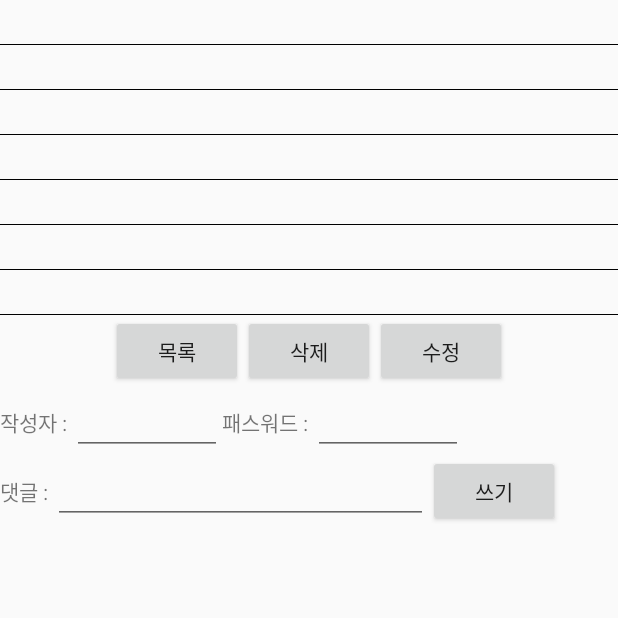
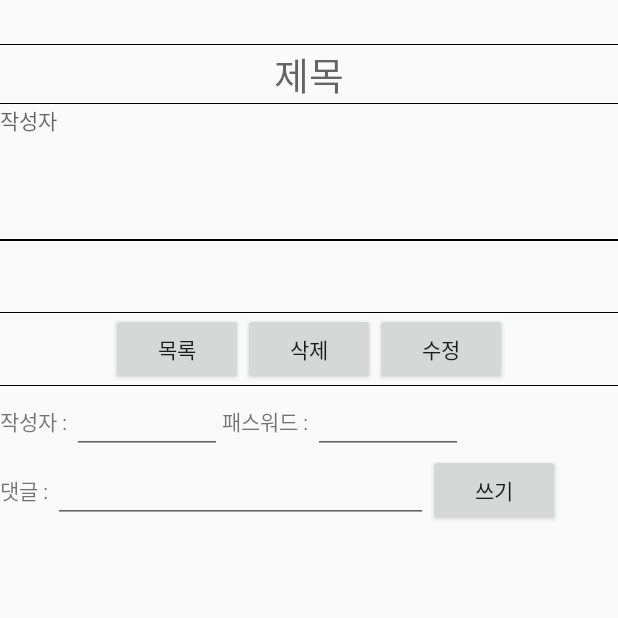
Before and after one commit to SHParks/KPJ, an Android app: the Views screen opened directly, with no data from a screen before it, on a phone screen of 412 x 824 dp, the top half of it. Run offline under Robolectric (Android 15) with nearby library versions, the phone set to English and light mode, and no system bars; our stand-ins replace ButterKnife; pictures from the network do not load.

Commit message:
QnA UI일부수정 ip뒷자리 별표시

```diff
--- a/app/src/main/java/kr/co/ac/ezen/kpj/team/Fragment/QnA/Adapter/Cmt_Adapter.java
+++ b/app/src/main/java/kr/co/ac/ezen/kpj/team/Fragment/QnA/Adapter/Cmt_Adapter.java
@@ -66,7 +66,10 @@ public class Cmt_Adapter extends BaseAdapter {
         final Board_Comment tmp = (Board_Comment) getItem(position);
         holder.cmt_name.setText(tmp.getCmt_name());
         holder.cmt_content.setText(tmp.getCmt_content());
-        holder.cmt_ip.setText(tmp.getCmt_ip());
+        String[] ipcut = tmp.getCmt_ip().split("\\.");
+        String cmt_moip = ipcut[0] +"." +ipcut[1]+".*.*";
+        holder.cmt_ip.setText(cmt_moip);
+//        holder.cmt_ip.setText(tmp.getCmt_ip());
         holder.cmt_del.setOnClickListener(new View.OnClickListener() {
             @Override
             public void onClick(View v) {
--- a/app/src/main/res/layout/activity_view.xml
+++ b/app/src/main/res/layout/activity_view.xml
@@ -19,8 +19,19 @@
                 android:id="@+id/item_id"
                 android:layout_marginBottom="10dp"
                 android:layout_width="wrap_content"
+                android:layout_height="wrap_content"/>
+
+            <View
+                android:background="#000000"
+                android:layout_width="match_parent"
+                android:layout_height="0.5dp"/>
+            <TextView
+                android:id="@+id/item_title"
+                android:hint="제목"
+                android:textSize="25dp"
+                android:layout_gravity="center_horizontal"
+                android:layout_width="wrap_content"
                 android:layout_height="wrap_content" />
-
             <View
                 android:background="#000000"
                 android:layout_width="match_parent"
@@ -28,48 +39,14 @@
             <TextView
                 android:id="@+id/item_name"
                 android:layout_marginBottom="10dp"
+                android:hint="작성자"
                 android:layout_width="wrap_content"
                 android:layout_height="wrap_content" />
-            <View
-                android:background="#000000"
-                android:layout_width="match_parent"
-                android:layout_height="0.5dp"/>
-            <TextView
-                android:id="@+id/item_title"
-                android:layout_marginBottom="10dp"
-                android:layout_width="wrap_content"
-                android:layout_height="wrap_content" />
-            <View
-                android:background="#000000"
-                android:layout_width="match_parent"
-                android:layout_height="0.5dp"/>
-            <TextView
-                android:id="@+id/item_content"
-                android:layout_marginBottom="10dp"
-                android:layout_width="wrap_content"
-                android:layout_height="wrap_content" />
-            <View
-                android:background="#000000"
-                android:layout_width="match_parent"
-                android:layout_height="0.5dp"/>
-            <TextView
-                android:id="@+id/item_pw"
-                android:layout_marginBottom="10dp"
-                android:layout_width="wrap_content"
-                android:layout_height="wrap_content" />
-            <View
-                android:background="#000000"
-                android:layout_width="match_parent"
-                android:layout_height="0.5dp"/>
             <TextView
                 android:id="@+id/item_date"
                 android:layout_marginBottom="10dp"
                 android:layout_width="wrap_content"
                 android:layout_height="wrap_content" />
-            <View
-                android:background="#000000"
-                android:layout_width="match_parent"
-                android:layout_height="0.5dp"/>
             <TextView
                 android:id="@+id/item_ip"
                 android:layout_marginBottom="10dp"
@@ -79,10 +56,41 @@
                 android:background="#000000"
                 android:layout_width="match_parent"
                 android:layout_height="0.5dp"/>
+            <!--<TextView
+                android:id="@+id/item_pw"
+                android:layout_marginBottom="10dp"
+                android:layout_width="wrap_content"
+                android:layout_height="wrap_content" />
+            <View
+                android:background="#000000"
+                android:layout_width="match_parent"
+                android:layout_height="0.5dp"/>-->
+            <View
+                android:background="#000000"
+                android:layout_width="match_parent"
+                android:layout_height="0.5dp"/>
+            <TextView
+                android:id="@+id/item_content"
+                android:layout_marginBottom="10dp"
+                android:textSize="20dp"
+                android:layout_width="wrap_content"
+                android:layout_height="wrap_content" />
+            <!--<View
+                android:background="#000000"
+                android:layout_width="match_parent"
+                android:layout_height="0.5dp"/>-->
             <ImageView
                 android:id="@+id/item_image"
                 android:layout_width="wrap_content"
-                android:layout_height="wrap_content" />
+                android:layout_height="wrap_content"
+                android:layout_gravity="center"
+                />
+            <View
+                android:background="#000000"
+                android:layout_width="match_parent"
+                android:layout_height="0.5dp"
+                android:layout_marginTop="10dp"
+                />
             <Button
                 android:id="@+id/item_down"
                 android:text="다운로드"
@@ -114,6 +122,10 @@
 
             </LinearLayout>
 
+            <View
+                android:background="#000000"
+                android:layout_width="match_parent"
+                android:layout_height="0.5dp"/>
 
             <RelativeLayout
                 android:layout_width="match_parent"
```
Also changed, not shown: app/src/main/java/kr/co/ac/ezen/kpj/team/Fragment/QnA/Views.java (+12 -7 lines), app/src/main/res/layout/activity_index.xml (+9 -4 lines), app/src/main/res/layout/index_item.xml (+12 -8 lines).
